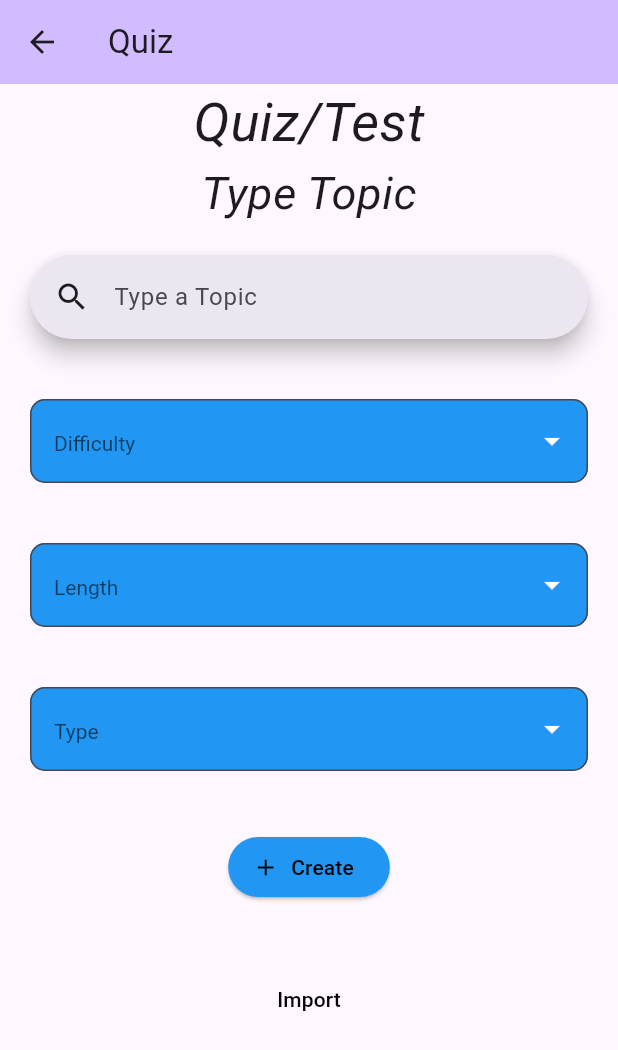
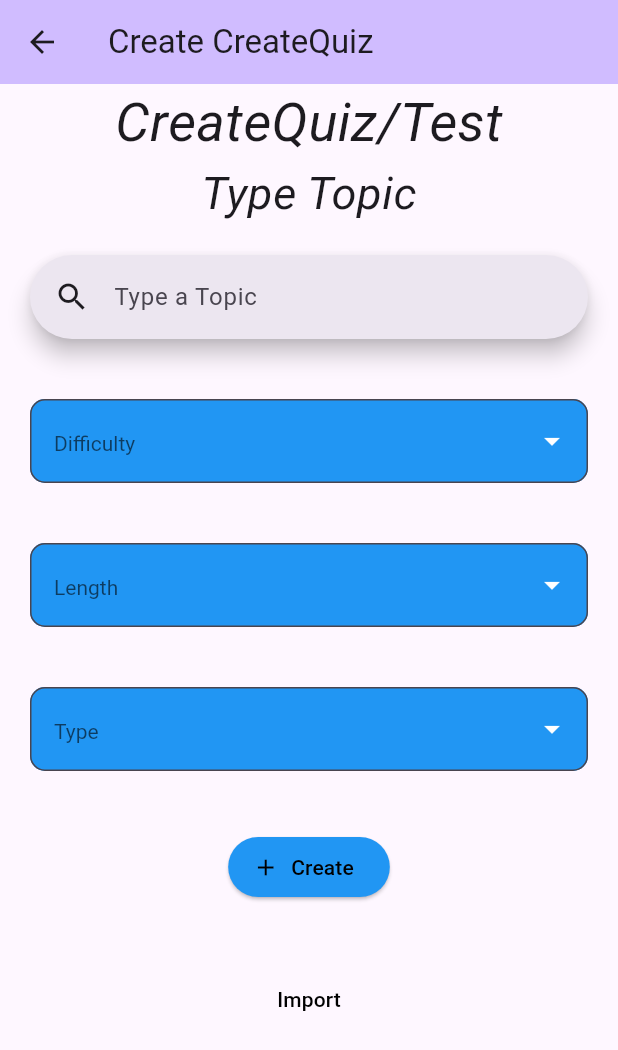
Before and after one commit to jaredsina/greenteam, a Flutter app: the Study screen opened by its route, after a tap on "Quiz/Test", on a phone screen of 412 x 824 dp. Shown: the top 1050 px of the screen. Run offline on Flutter 3.47's test engine with Material 3 defaults, Android fonts, the phone set to English and light mode, and no system bars; our stand-ins replace syncfusion_flutter_calendar.

Commit message:
Created basic outline for how the quiz will look

```diff
--- a/study_app_client/lib/main.dart
+++ b/study_app_client/lib/main.dart
@@ -2,6 +2,7 @@ import 'package:flutter/material.dart';
 import 'package:study_app_client/pages/flashcard.dart';
 import 'package:study_app_client/pages/match.dart';
 import 'package:study_app_client/pages/quiz.dart';
+import 'package:study_app_client/pages/quiz_create.dart';
 
 import 'pages/schedule.dart';
 
@@ -45,9 +46,10 @@ class MyApp extends StatelessWidget {
         // ADD YOUR ROUTES HERE
         '/schedule': (context) => const Schedule(),
         '/study': (context) => const Study(),
-        '/study/quiz': (context) => const Quiz(),
+        '/study/quiz/create': (context) => const CreateQuiz(),
         '/study/flashcard': (context) => const Flashcard(),
         '/study/matching': (context) => const Matching(),
+        '/study/quiz': (context) => const Quiz(),
       },
     );
   }
--- a/study_app_client/lib/pages/quiz.dart
+++ b/study_app_client/lib/pages/quiz.dart
@@ -1,22 +1,18 @@
-import 'dart:ui';
-
 import 'package:flutter/material.dart';
 
 class Quiz extends StatefulWidget {
   const Quiz({Key? key}) : super(key: key);
-
-  final String title = 'Quiz';
-
+  final String title = "Quiz";
   @override
   _QuizState createState() => _QuizState();
 }
 
-String? selectedDifficulty;
-String? selectedLength;
-String? selectedType;
-
 class _QuizState extends State<Quiz> {
-  EdgeInsetsGeometry padding = EdgeInsets.all(20);
+  ButtonStyle style = ElevatedButton.styleFrom(
+    shape: RoundedRectangleBorder(borderRadius: BorderRadius.circular(10)),
+    padding: EdgeInsets.all(10)
+  );
+  EdgeInsetsGeometry padding = EdgeInsetsGeometry.all(10);
   @override
   Widget build(BuildContext context) {
     return Scaffold(
@@ -25,143 +21,43 @@ class _QuizState extends State<Quiz> {
 
         title: Text(widget.title),
       ),
+      body: Center(
+        child: Column(
+          crossAxisAlignment: CrossAxisAlignment.center, // horizontal
+          children: <Widget>[
+            Padding(padding: padding, child: Text(
+                '1. Which of the following statements about the Late Cretaceous theropod Troodon is most accurate, based on current paleontological evidence?',
+              ), ),
 
-      body: Center(
-        child: Container(
-          width: double.infinity, // Makes Column take up full width
-          child: Column(
-            crossAxisAlignment: CrossAxisAlignment.center, // horizontal
-            children: <Widget>[
-              Text(
-                'Quiz/Test',
-                style: TextStyle(fontSize: 36, fontStyle: FontStyle.italic),
+            Padding(padding: padding, child:OutlinedButton(
+              onPressed: () {},
+              style: style,
+              child: Text(
+                'A) Troodon had one of the smallest brain-to-body ratios among non-avian dinosaurs, indicating it relied mainly on instinct rather than learned behavior.',
               ),
-              Text(
-                'Type Topic',
-                style: TextStyle(fontSize: 30, fontStyle: FontStyle.italic),
+            ),),
+            Padding(padding: padding, child: OutlinedButton(
+              onPressed: () {},
+              style: style,
+              child: Text(
+                'B) Fossilized nests attributed to Troodon suggest it laid a single egg per clutch, similar to most modern reptiles.',
               ),
-              Padding(
-                padding: padding,
-                child: SearchBar(
-                  leading: const Icon(Icons.search),
-                  hintText: "Type a Topic",
-                  padding: const WidgetStatePropertyAll(
-                    EdgeInsets.symmetric(horizontal: 16),
-                  ),
-                ),
+            ), ),
+            Padding(padding: padding, child: OutlinedButton(
+              onPressed: () {},
+              style: style,
+              child: Text(
+                'C) Troodon possessed serrated teeth and stereoscopic vision, indicating it was likely an omnivore or a predator with complex hunting strategies.',
               ),
-
-              // Difficulty Dropdown
-              Padding(
-                padding: padding,
-                child: DropdownButtonFormField<String>(
-                  value: selectedDifficulty,
-                  decoration: InputDecoration(
-                    filled: true,
-                    fillColor: Colors.blue,
-                    hintText: 'Difficulty',
-                    border: OutlineInputBorder(
-                      borderRadius: BorderRadius.circular(10),
-                    ),
-                  ),
-                  dropdownColor: Colors.white,
-                  iconEnabledColor: Colors.white,
-                  style: TextStyle(color: const Color.fromARGB(255, 5, 5, 5)),
-                  onChanged: (value) =>
-                      setState(() => selectedDifficulty = value),
-                  items: ['Easy', 'Medium', 'Hard', 'Expert']
-                      .map((e) => DropdownMenuItem(value: e, child: Text(e)))
-                      .toList(),
-                ),
+            ), ),
+            Padding(padding: padding, child: OutlinedButton(
+              onPressed: () {},
+              style: style,
+              child: Text(
+                'D) The Troodon genus is now considered entirely invalid, with all fossils reclassified under the genus Velociraptor after DNA analysis.',
               ),
-
-              // Length Dropdown
-              Padding(
-                padding: padding,
-                child: DropdownButtonFormField<String>(
-                  value: selectedLength,
-                  decoration: InputDecoration(
-                    filled: true,
-                    fillColor: Colors.blue,
-                    hintText: 'Length',
-                    border: OutlineInputBorder(
-                      borderRadius: BorderRadius.circular(10),
-                    ),
-                  ),
-                  dropdownColor: Colors.white,
-                  iconEnabledColor: Colors.white,
-                  style: TextStyle(color: const Color.fromARGB(255, 7, 7, 7)),
-                  onChanged: (value) => setState(() => selectedLength = value),
-                  items:
-                      [
-                            '5 questions',
-                            '10 questions',
-                            '15 questions',
-                            '20 questions',
-                          ]
-                          .map(
-                            (e) => DropdownMenuItem(value: e, child: Text(e)),
-                          )
-                          .toList(),
-                ),
-              ),
-
-              // Type Dropdown
-              Padding(
-                padding: padding,
-                child: DropdownButtonFormField<String>(
-                  value: selectedType,
-                  decoration: InputDecoration(
-                    filled: true,
-                    fillColor: Colors.blue,
-                    hintText: 'Type',
-                    border: OutlineInputBorder(
-                      borderRadius: BorderRadius.circular(10),
-                    ),
-                  ),
-                  dropdownColor: Colors.white,
-                  iconEnabledColor: Colors.white,
-                  style: TextStyle(color: const Color.fromARGB(255, 0, 0, 0)),
-                  onChanged: (value) => setState(() => selectedType = value),
-                  items:
-                      [
-                            'True/False',
-                            'Matching',
-                            'Written Response',
-                            'Multiple Choice',
-                          ]
-                          .map(
-                            (e) => DropdownMenuItem(value: e, child: Text(e)),
-                          )
-                          .toList(),
-                ),
-              ),
-
-              Padding(
-                padding: padding,
-                child: ElevatedButton.icon(
-                  onPressed: () => {},
-                  label: Text('Create'),
-                  style: ElevatedButton.styleFrom(
-                    backgroundColor: Colors.blue,
-                    foregroundColor: Colors.black,
-                  ),
-                  icon: Icon(Icons.add),
-                ),
-              ),
-
-              Padding(
-                padding: padding,
-                child: TextButton(
-                  onPressed: () => {},
-                  child: Text('Import'),
-                  style: ElevatedButton.styleFrom(
-                    foregroundColor: Colors.black,
-                  ),
-                ),
-              ),
-            ],
-          ),
+            ), ),
+          ],
         ),
       ),
     );
--- /dev/null
+++ b/study_app_client/lib/pages/quiz_create.dart
@@ -0,0 +1,171 @@
+import 'dart:ui';
+
+import 'package:flutter/material.dart';
+
+class CreateQuiz extends StatefulWidget {
+  const CreateQuiz({Key? key}) : super(key: key);
+
+  final String title = 'Create CreateQuiz';
+
+  @override
+  _CreateQuizState createState() => _CreateQuizState();
+}
+
+String? selectedDifficulty;
+String? selectedLength;
+String? selectedType;
+
+class _CreateQuizState extends State<CreateQuiz> {
+  EdgeInsetsGeometry padding = EdgeInsets.all(20);
+  @override
+  Widget build(BuildContext context) {
+    return Scaffold(
+      appBar: AppBar(
+        backgroundColor: Theme.of(context).colorScheme.inversePrimary,
+
+        title: Text(widget.title),
+      ),
+
+      body: Center(
+        child: Container(
+          width: double.infinity, // Makes Column take up full width
+          child: Column(
+            crossAxisAlignment: CrossAxisAlignment.center, // horizontal
+            children: <Widget>[
+              Text(
+                'CreateQuiz/Test',
+                style: TextStyle(fontSize: 36, fontStyle: FontStyle.italic),
+              ),
+              Text(
+                'Type Topic',
+                style: TextStyle(fontSize: 30, fontStyle: FontStyle.italic),
+              ),
+              Padding(
+                padding: padding,
+                child: SearchBar(
+                  leading: const Icon(Icons.search),
+                  hintText: "Type a Topic",
+                  padding: const WidgetStatePropertyAll(
+                    EdgeInsets.symmetric(horizontal: 16),
+                  ),
+                ),
+              ),
+
+              // Difficulty Dropdown
+              Padding(
+                padding: padding,
+                child: DropdownButtonFormField<String>(
+                  value: selectedDifficulty,
+                  decoration: InputDecoration(
+                    filled: true,
+                    fillColor: Colors.blue,
+                    hintText: 'Difficulty',
+                    border: OutlineInputBorder(
+                      borderRadius: BorderRadius.circular(10),
+                    ),
+                  ),
+                  dropdownColor: Colors.white,
+                  iconEnabledColor: Colors.white,
+                  style: TextStyle(color: const Color.fromARGB(255, 5, 5, 5)),
+                  onChanged: (value) =>
+                      setState(() => selectedDifficulty = value),
+                  items: ['Easy', 'Medium', 'Hard', 'Expert']
+                      .map((e) => DropdownMenuItem(value: e, child: Text(e)))
+                      .toList(),
+                ),
+              ),
+
+              // Length Dropdown
+              Padding(
+                padding: padding,
+                child: DropdownButtonFormField<String>(
+                  value: selectedLength,
+                  decoration: InputDecoration(
+                    filled: true,
+                    fillColor: Colors.blue,
+                    hintText: 'Length',
+                    border: OutlineInputBorder(
+                      borderRadius: BorderRadius.circular(10),
+                    ),
+                  ),
+                  dropdownColor: Colors.white,
+                  iconEnabledColor: Colors.white,
+                  style: TextStyle(color: const Color.fromARGB(255, 7, 7, 7)),
+                  onChanged: (value) => setState(() => selectedLength = value),
+                  items:
+                      [
+                            '5 questions',
+                            '10 questions',
+                            '15 questions',
+                            '20 questions',
+                          ]
+                          .map(
+                            (e) => DropdownMenuItem(value: e, child: Text(e)),
+                          )
+                          .toList(),
+                ),
+              ),
+
+              // Type Dropdown
+              Padding(
+                padding: padding,
+                child: DropdownButtonFormField<String>(
+                  value: selectedType,
+                  decoration: InputDecoration(
+                    filled: true,
+                    fillColor: Colors.blue,
+                    hintText: 'Type',
+                    border: OutlineInputBorder(
+                      borderRadius: BorderRadius.circular(10),
+                    ),
+                  ),
+                  dropdownColor: Colors.white,
+                  iconEnabledColor: Colors.white,
+                  style: TextStyle(color: const Color.fromARGB(255, 0, 0, 0)),
+                  onChanged: (value) => setState(() => selectedType = value),
+                  items:
+                      [
+                            'True/False',
+                            'Matching',
+                            'Written Response',
+                            'Multiple Choice',
+                          ]
+                          .map(
+                            (e) => DropdownMenuItem(value: e, child: Text(e)),
+                          )
+                          .toList(),
+                ),
+              ),
+
+              Padding(
+                padding: padding,
+                child: ElevatedButton.icon(
+                  onPressed: () {
+                    Navigator.pushNamed(context, '/study/quiz');
+                  },
+                  label: Text('Create'),
+                  style: ElevatedButton.styleFrom(
+                    backgroundColor: Colors.blue,
+                    foregroundColor: Colors.black,
+                  ),
+                  icon: Icon(Icons.add),
+                ),
+              ),
+
+              Padding(
+                padding: padding,
+                child: TextButton(
+                  onPressed: () => {},
+                  child: Text('Import'),
+                  style: ElevatedButton.styleFrom(
+                    foregroundColor: Colors.black,
+                  ),
+                ),
+              ),
+            ],
+          ),
+        ),
+      ),
+    );
+  }
+}
--- a/study_app_client/lib/pages/study_tools.dart
+++ b/study_app_client/lib/pages/study_tools.dart
@@ -32,7 +32,7 @@ class _StudyState extends State<Study> {
                   backgroundColor: Color.fromARGB(255, 103, 181, 250)
                 ),
                 onPressed: () {
-                  Navigator.pushNamed(context,'/study/quiz');
+                  Navigator.pushNamed(context,'/study/quiz/create');
                 },
                 child: Text('Quiz/Test', style: TextStyle(fontSize: 35),),
               ),
```
